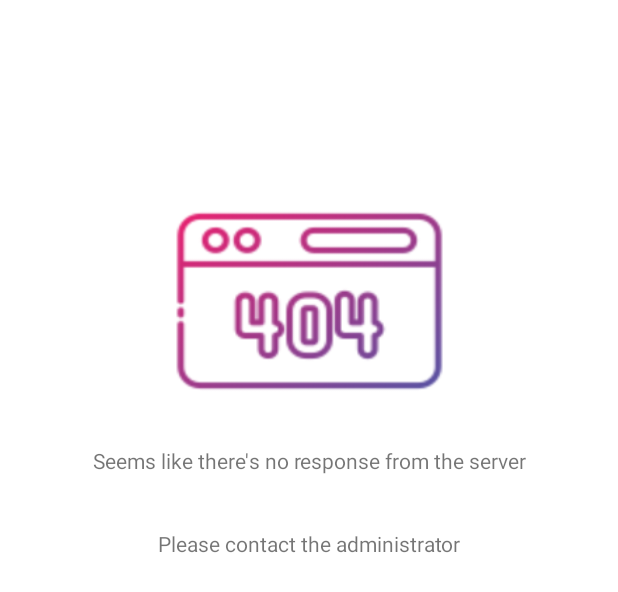
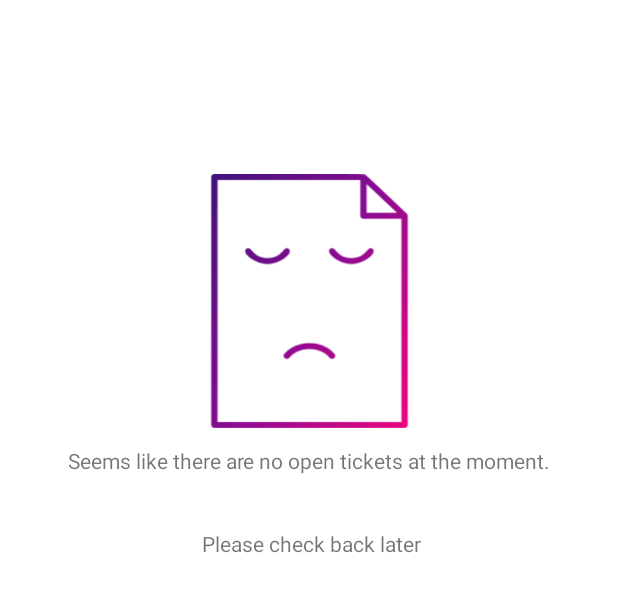
Before and after one commit to LKygo/Job-ticketing-app, an Android app: the layout error_404.xml on its own in the app's theme, with its tools: preview values and no code run, on a phone screen of 412 x 824 dp. Shown: the top 592 px of the screen. Run offline under Robolectric (Android 15) with nearby library versions, the phone set to English and light mode, and no system bars.

```diff
--- a/app/src/main/res/layout/activity_technician_dashboard.xml
+++ b/app/src/main/res/layout/activity_technician_dashboard.xml
@@ -18,10 +18,10 @@
 
         <de.hdodenhof.circleimageview.CircleImageView
             android:id="@+id/imgProfile"
-            android:layout_width="32dp"
-            android:layout_height="32dp"
+            android:layout_width="48dp"
+            android:layout_height="48dp"
             android:layout_marginStart="16dp"
-            android:background="@drawable/user"
+            android:background="@drawable/profile"
             app:layout_constraintBottom_toBottomOf="@id/txvName"
             app:layout_constraintStart_toStartOf="parent"
             app:layout_constraintTop_toTopOf="@id/txvHello" />
--- a/app/src/main/res/layout/card_view.xml
+++ b/app/src/main/res/layout/card_view.xml
@@ -125,7 +125,7 @@
             android:id="@+id/txvOpenedOnValue"
             android:layout_width="wrap_content"
             android:layout_height="wrap_content"
-            android:layout_marginStart="10dp"
+            android:layout_marginStart="12dp"
             android:layout_marginTop="4dp"
             app:layout_constraintBaseline_toBaselineOf="@id/txvOpenedOn"
             app:layout_constraintStart_toEndOf="@id/txvOpenedOn"
--- a/app/src/main/res/layout/error_404.xml
+++ b/app/src/main/res/layout/error_404.xml
@@ -13,7 +13,7 @@
         android:layout_height="169dp"
         android:layout_marginHorizontal="16dp"
         android:layout_marginTop="100dp"
-        android:background="@drawable/error_404"
+        android:background="@drawable/emptiness"
         app:layout_constraintEnd_toEndOf="parent"
         app:layout_constraintStart_toStartOf="parent"
         app:layout_constraintTop_toTopOf="parent" />
@@ -25,7 +25,7 @@
         android:layout_marginTop="12dp"
         app:layout_constraintStart_toStartOf="parent"
         app:layout_constraintEnd_toEndOf="parent"
-        android:text="Seems like there's no response from the server"
+        android:text="Seems like there are no open tickets at the moment."
         app:layout_constraintTop_toBottomOf="@+id/imvBlank"/>
 
     <TextView
@@ -34,7 +34,7 @@
         android:layout_marginTop="36dp"
         app:layout_constraintTop_toBottomOf="@id/txvBlank"
         android:textAlignment="center"
-        android:text="Please contact the administrator"
+        android:text=" Please check back later"
         app:layout_constraintStart_toStartOf="@id/txvBlank"
         app:layout_constraintEnd_toEndOf="parent"/>
 
```
Also changed, not shown: app/src/main/java/com/symphony/symphony/TechnicianDashboard.kt (+4 -7 lines), app/src/main/java/com/symphony/symphony/TicketActivity.kt (+8 -8 lines), app/src/main/res/drawable/emptiness.png (added), app/src/main/res/drawable/error_404.png (deleted), app/src/main/res/drawable/profile.png (added), app/src/main/res/drawable/user.png (deleted).
